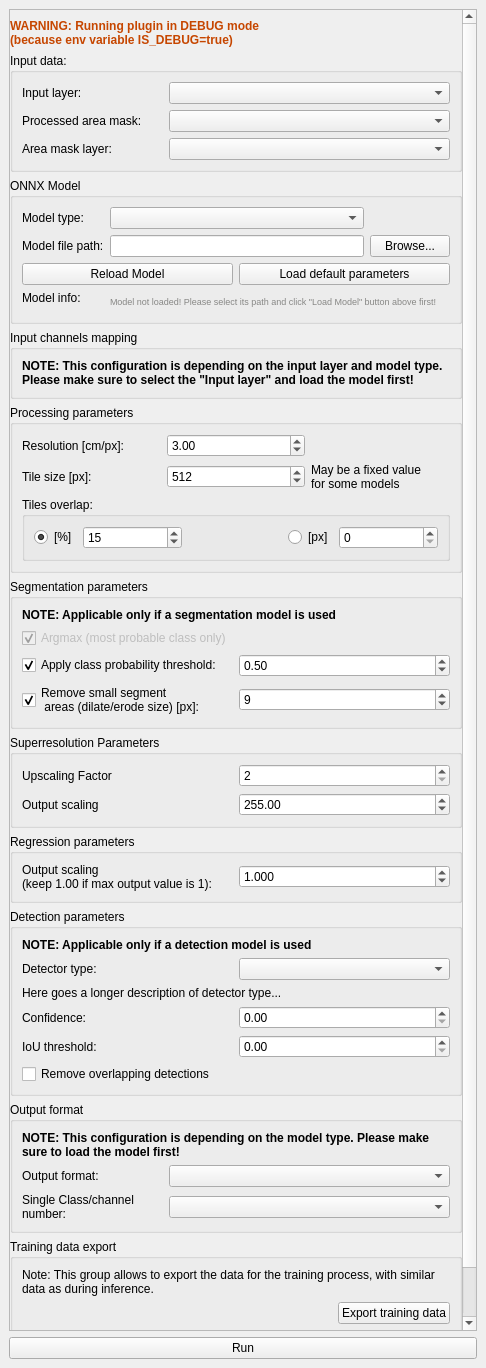
First picture: the form in src/deepness/deepness_dockwidget.ui, repository PUTvision/qgis-plugin-deepness, before the edit.
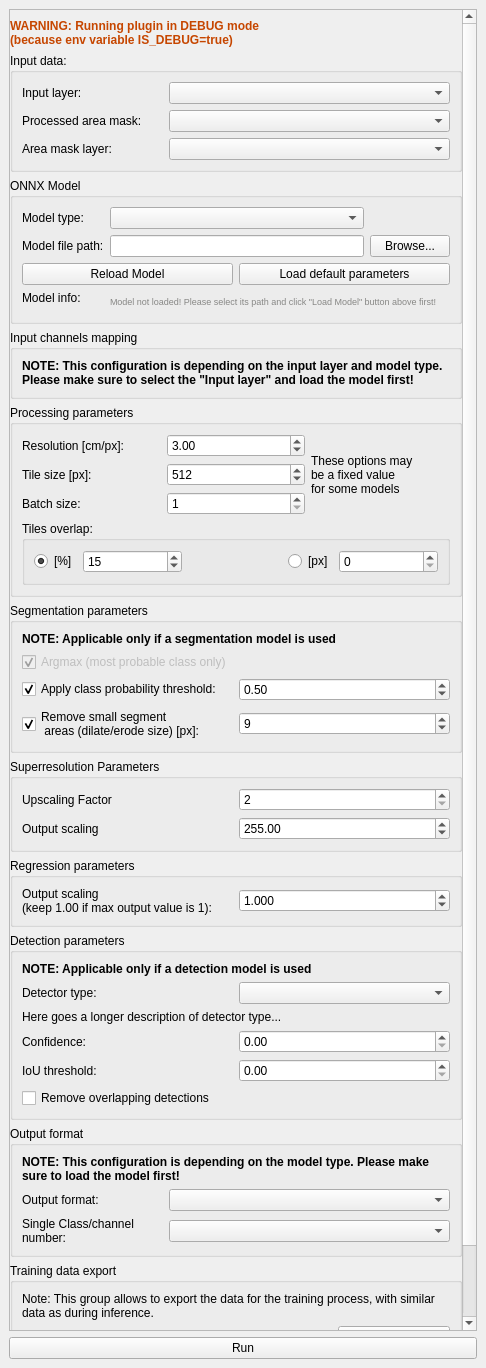
Second picture: the form after the edit. Custom widgets are drawn as their Qt base class.

Commit message: Add batch_size input box

Diff of the .ui file:
```diff
--- a/src/deepness/deepness_dockwidget.ui
+++ b/src/deepness/deepness_dockwidget.ui
@@ -26,7 +26,7 @@
          <x>0</x>
          <y>0</y>
          <width>452</width>
-         <height>1487</height>
+         <height>1569</height>
         </rect>
        </property>
        <layout class="QVBoxLayout" name="verticalLayout_3">
@@ -282,7 +282,21 @@
              </property>
             </widget>
            </item>
-           <item row="2" column="0" colspan="3">
+           <item row="1" column="0">
+            <widget class="QLabel" name="label_8">
+             <property name="text">
+              <string>Tile size [px]:</string>
+             </property>
+            </widget>
+           </item>
+           <item row="0" column="0">
+            <widget class="QLabel" name="label">
+             <property name="text">
+              <string>Resolution [cm/px]:</string>
+             </property>
+            </widget>
+           </item>
+           <item row="4" column="0" colspan="3">
             <widget class="QGroupBox" name="groupBox">
              <property name="title">
               <string>Tiles overlap:</string>
@@ -365,28 +379,6 @@
              </layout>
             </widget>
            </item>
-           <item row="1" column="0">
-            <widget class="QLabel" name="label_8">
-             <property name="text">
-              <string>Tile size [px]:</string>
-             </property>
-            </widget>
-           </item>
-           <item row="0" column="0">
-            <widget class="QLabel" name="label">
-             <property name="text">
-              <string>Resolution [cm/px]:</string>
-             </property>
-            </widget>
-           </item>
-           <item row="1" column="2">
-            <widget class="QLabel" name="label_13">
-             <property name="text">
-              <string>May be a fixed value
-for some models</string>
-             </property>
-            </widget>
-           </item>
            <item row="1" column="1">
             <widget class="QSpinBox" name="spinBox_tileSize_px">
              <property name="enabled">
@@ -403,6 +395,35 @@
              </property>
             </widget>
            </item>
+           <item row="2" column="0">
+            <widget class="QLabel" name="label_19">
+             <property name="text">
+              <string>Batch size:</string>
+             </property>
+            </widget>
+           </item>
+           <item row="2" column="1">
+            <widget class="QSpinBox" name="spinBox_batchSize">
+             <property name="toolTip">
+              <string>&lt;html&gt;&lt;head/&gt;&lt;body&gt;&lt;p&gt;The size of the data batch in the model.&lt;/p&gt;&lt;p&gt;The size depends on the computing resources, in particular the available RAM / GPU memory.&lt;/p&gt;&lt;/body&gt;&lt;/html&gt;</string>
+             </property>
+             <property name="minimum">
+              <number>1</number>
+             </property>
+             <property name="maximum">
+              <number>9999999</number>
+             </property>
+            </widget>
+           </item>
+           <item row="0" column="2" rowspan="3">
+            <widget class="QLabel" name="label_13">
+             <property name="text">
+              <string>These options may
+be a fixed value
+for some models</string>
+             </property>
+            </widget>
+           </item>
           </layout>
          </widget>
         </item>
@@ -432,6 +453,7 @@
             <widget class="QLabel" name="label_2">
              <property name="font">
               <font>
+               <weight>75</weight>
                <bold>true</bold>
               </font>
              </property>
@@ -627,6 +649,7 @@
             <widget class="QLabel" name="label_20">
              <property name="font">
               <font>
+               <weight>75</weight>
                <bold>true</bold>
               </font>
              </property>
@@ -720,6 +743,7 @@
             <widget class="QLabel" name="label_17">
              <property name="font">
               <font>
+               <weight>75</weight>
                <bold>true</bold>
               </font>
              </property>
```
Left out of the diff: 92 changed lines with no effect on the pictures.
